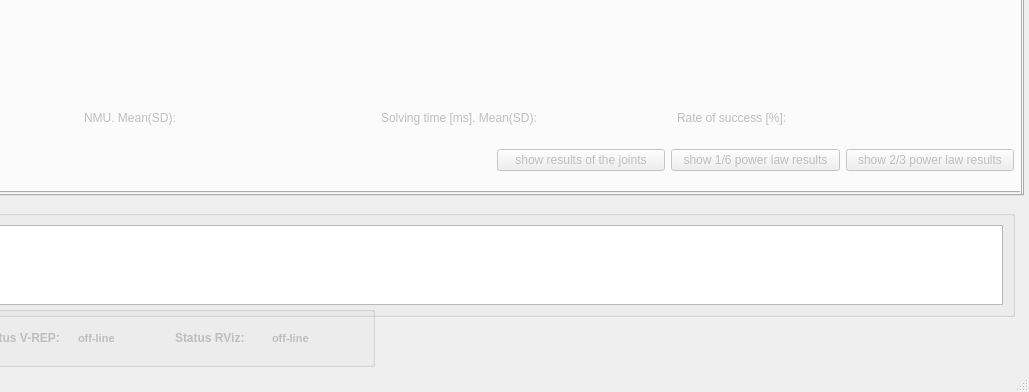
Qt form ui/main_window.ui (zohannn/motion_manager) before a commit; both pictures show x 236 to 1265 and y 403 to 795 of the 1265 by 795 pixel window.
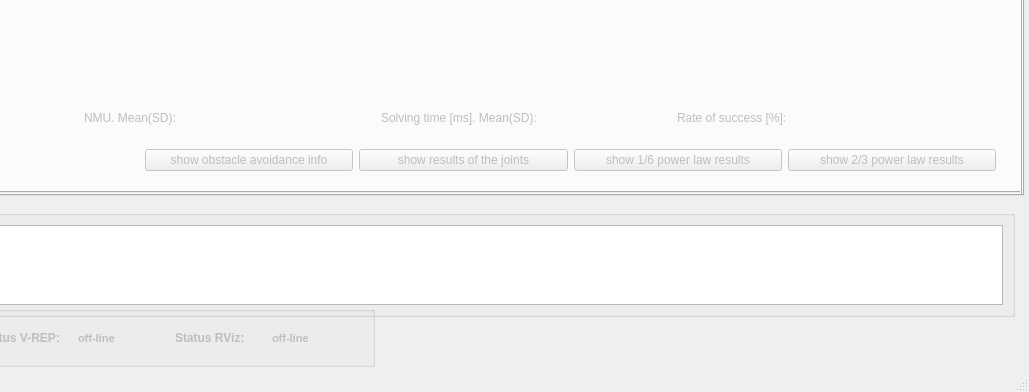
The same form after that commit. The open tabs and pages were chosen to show the change. Icons and pictures are not drawn. Custom widgets are drawn as their Qt base class.

Commit message: natural collision avoidance started

Diff of the .ui file:
```diff
--- a/ui/main_window.ui
+++ b/ui/main_window.ui
@@ -1638,16 +1638,23 @@
              </item>
             </layout>
            </widget>
-           <widget class="QWidget" name="layoutWidget">
+           <widget class="QWidget" name="">
             <property name="geometry">
              <rect>
-              <x>720</x>
+              <x>368</x>
               <y>420</y>
-              <width>517</width>
+              <width>851</width>
               <height>25</height>
              </rect>
             </property>
             <layout class="QHBoxLayout" name="horizontalLayout_22">
+             <item>
+              <widget class="QPushButton" name="pushButton_nat_coll_av">
+               <property name="text">
+                <string>show obstacle avoidance info</string>
+               </property>
+              </widget>
+             </item>
              <item>
               <widget class="QPushButton" name="pushButton_joints_results_task">
                <property name="text">
```
Left out of the diff: 4 changed lines with no effect on the pictures. The commit also changes 12 other files.
